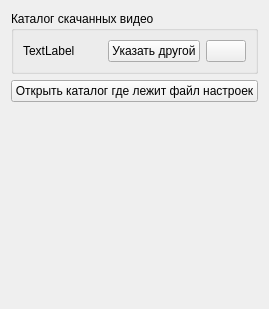
First picture: the form in res/SettingsWidget.ui, repository Ingener74/Mist-Tooth, before the edit.
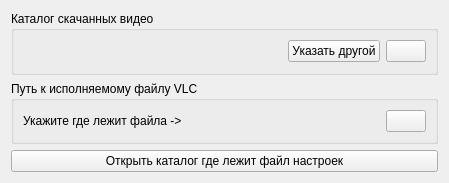
Second picture: the form after the edit. Icons and pictures are not drawn.

Commit message: Добавил настройку пути к испольняемому файлу vlc

```diff
--- a/res/SettingsWidget.ui
+++ b/res/SettingsWidget.ui
@@ -6,8 +6,8 @@
    <rect>
     <x>0</x>
     <y>0</y>
-    <width>251</width>
-    <height>309</height>
+    <width>449</width>
+    <height>183</height>
    </rect>
   </property>
   <property name="windowTitle">
@@ -27,7 +27,7 @@
       <item>
        <widget class="QLabel" name="labelDownloadDir">
         <property name="text">
-         <string>TextLabel</string>
+         <string/>
         </property>
        </widget>
       </item>
@@ -55,6 +55,42 @@
      </layout>
     </widget>
    </item>
+   <item>
+    <widget class="QGroupBox" name="groupBox_2">
+     <property name="title">
+      <string>Путь к исполняемому файлу VLC</string>
+     </property>
+     <layout class="QHBoxLayout" name="horizontalLayout_2" stretch="1,0">
+      <item>
+       <widget class="QLabel" name="labelVlcExePath">
+        <property name="text">
+         <string>&lt;html&gt;&lt;head/&gt;&lt;body&gt;&lt;p&gt;Укажите где лежит файла -&amp;gt;&lt;/p&gt;&lt;/body&gt;&lt;/html&gt;</string>
+        </property>
+       </widget>
+      </item>
+      <item>
+       <widget class="QPushButton" name="pushButtonChangeVlcPath">
+        <property name="toolTip">
+         <string>Указать исполняемый файл VLC</string>
+        </property>
+        <property name="text">
+         <string/>
+        </property>
+        <property name="icon">
+         <iconset resource="resources.qrc">
+          <normaloff>:/main/vlc.png</normaloff>:/main/vlc.png</iconset>
+        </property>
+        <property name="iconSize">
+         <size>
+          <width>32</width>
+          <height>32</height>
+         </size>
+        </property>
+       </widget>
+      </item>
+     </layout>
+    </widget>
+   </item>
    <item>
     <widget class="QPushButton" name="pushButtonOpenSettingsDir">
      <property name="text">
@@ -62,19 +98,6 @@
      </property>
     </widget>
    </item>
-   <item>
-    <spacer name="verticalSpacer">
-     <property name="orientation">
-      <enum>Qt::Vertical</enum>
-     </property>
-     <property name="sizeHint" stdset="0">
-      <size>
-       <width>20</width>
-       <height>196</height>
-      </size>
-     </property>
-    </spacer>
-   </item>
   </layout>
  </widget>
  <resources>
```
The commit also changes 7 other files.
